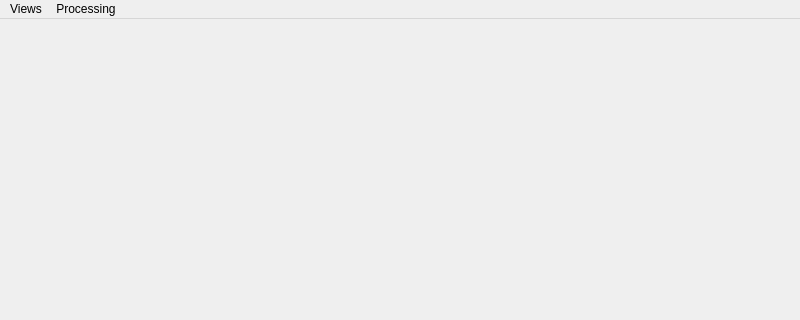
Qt form src/ll_qgis_process/mainwindow.ui (liuleidong/qgis_cpp_api_apps) before a commit; both pictures show x 0 to 800 and y 0 to 320 of the 800 by 600 pixel window.
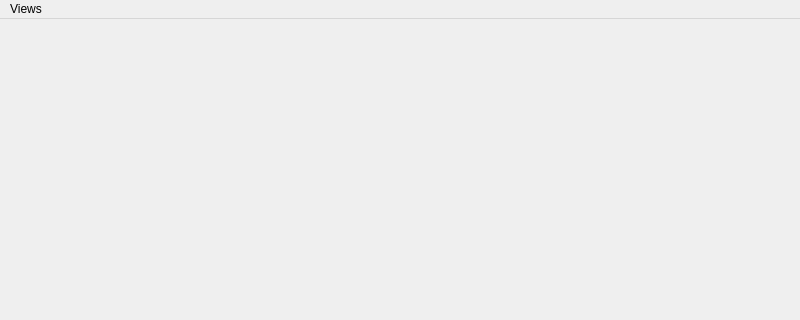
The same form after that commit.

Commit message: MainWindow statusbar

What changed in the file:
```diff
--- a/src/ll_qgis_process/mainwindow.ui
+++ b/src/ll_qgis_process/mainwindow.ui
@@ -20,7 +20,7 @@
      <x>0</x>
      <y>0</y>
      <width>800</width>
-     <height>28</height>
+     <height>27</height>
     </rect>
    </property>
    <widget class="QMenu" name="menuParams">
@@ -28,13 +28,7 @@
      <string>Views</string>
     </property>
    </widget>
-   <widget class="QMenu" name="menuProcessing">
-    <property name="title">
-     <string>Processing</string>
-    </property>
-   </widget>
    <addaction name="menuParams"/>
-   <addaction name="menuProcessing"/>
   </widget>
   <widget class="QStatusBar" name="statusbar"/>
  </widget>
```
Left out of the diff: 2 changed lines with no effect on the pictures. The commit also changes 1 other file.
